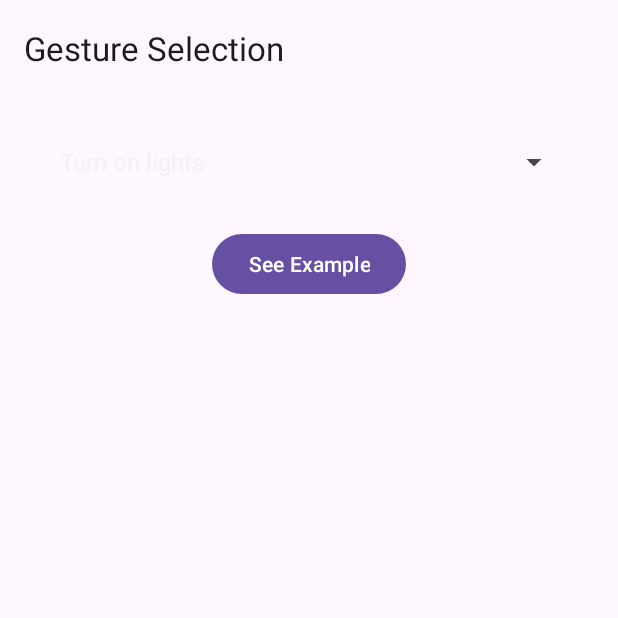
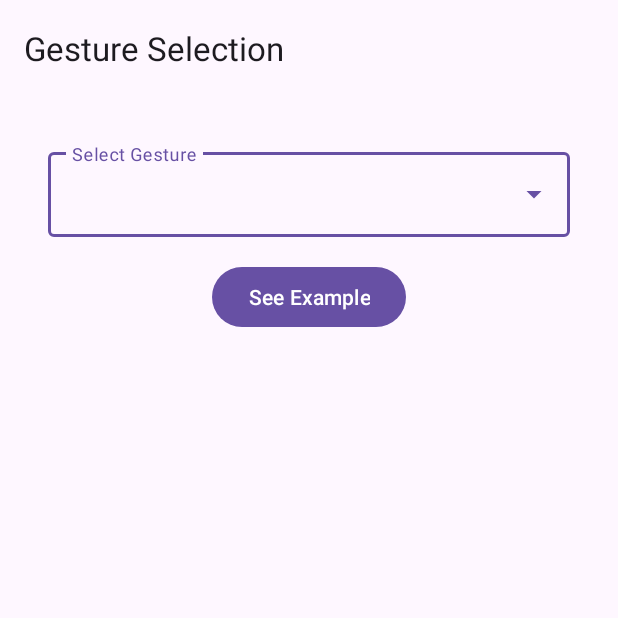
Before and after one commit to rtharston/CSE535-SmartHomeGestures, an Android app: the screen it shows after launch (MainActivity), on a phone screen of 412 x 824 dp, the top half of it. Run offline under Robolectric (Android 15) with nearby library versions, the phone set to English and light mode, and no system bars; our stand-ins replace navigation-ui.

Commit message:
Use Material design dropdown menu instead of the Spinner so things actually look decent.

```diff
--- a/app/src/main/java/com/example/smarthomegestures/GestureSelectFragment.java
+++ b/app/src/main/java/com/example/smarthomegestures/GestureSelectFragment.java
@@ -17,12 +17,11 @@ import androidx.navigation.fragment.NavHostFragment;
 
 import com.example.smarthomegestures.databinding.FragmentGestureSelectBinding;
 
-import java.util.Optional;
-
-public class GestureSelectFragment extends Fragment implements AdapterView.OnItemSelectedListener {
+public class GestureSelectFragment extends Fragment implements AdapterView.OnItemClickListener {
 
     private FragmentGestureSelectBinding binding;
     private GestureSelectionViewModel viewModel;
+    private ArrayAdapter<GestureOption> gestureSelectAdapter;
 
     @Override
     public View onCreateView(
@@ -32,17 +31,14 @@ public class GestureSelectFragment extends Fragment implements AdapterView.OnIte
 
         binding = FragmentGestureSelectBinding.inflate(inflater, container, false);
 
-        // Create an ArrayAdapter using the string array and a default spinner layout.
-        ArrayAdapter<GestureOption> adapter = new ArrayAdapter<GestureOption>(
+        gestureSelectAdapter = new ArrayAdapter<>(
                 getActivity().getBaseContext(),
-                android.R.layout.simple_spinner_item,
+                android.R.layout.simple_list_item_1,
                 GestureOption.values()
         );
-        // Specify the layout to use when the list of choices appears.
-        adapter.setDropDownViewResource(android.R.layout.simple_spinner_dropdown_item);
-        // Apply the adapter to the spinner.
-        binding.gestureSelectSpinner.setAdapter(adapter);
-        binding.gestureSelectSpinner.setOnItemSelectedListener(this);
+        // Apply the adapter to the drop down menu.
+        binding.gestureSelectText.setAdapter(gestureSelectAdapter);
+        binding.gestureSelectText.setOnItemClickListener(this);
 
         return binding.getRoot();
 
@@ -67,15 +63,10 @@ public class GestureSelectFragment extends Fragment implements AdapterView.OnIte
     }
 
     @Override
-    public void onItemSelected(AdapterView<?> parent, View view, int position, long id) {
-        GestureOption gesture = (GestureOption)parent.getItemAtPosition(position);
+    public void onItemClick(AdapterView<?> adapterView, View view, int position, long id) {
+        GestureOption gesture = gestureSelectAdapter.getItem(position);
         Log.d("gestureSelect", gesture.toString());
         viewModel.selectGestureOption(gesture);
     }
 
-    @Override
-    public void onNothingSelected(AdapterView<?> parent) {
-        viewModel.clearGestureOption();
-    }
-
 }
--- a/app/src/main/res/layout/fragment_gesture_select.xml
+++ b/app/src/main/res/layout/fragment_gesture_select.xml
@@ -11,9 +11,10 @@
         android:layout_height="match_parent"
         android:padding="16dp">
 
-        <Spinner
-            android:id="@+id/gesture_select_spinner"
-            android:layout_width="0dp"
+        <com.google.android.material.textfield.TextInputLayout
+            android:id="@+id/gesture_select_menu"
+            style="@style/Widget.MaterialComponents.TextInputLayout.OutlinedBox.ExposedDropdownMenu"
+            android:layout_width="match_parent"
             android:layout_height="wrap_content"
             android:layout_marginStart="16dp"
             android:layout_marginTop="16dp"
@@ -22,7 +23,18 @@
             app:layout_constraintBottom_toTopOf="@+id/button_select"
             app:layout_constraintEnd_toEndOf="parent"
             app:layout_constraintStart_toStartOf="parent"
-            app:layout_constraintTop_toTopOf="parent" />
+            app:layout_constraintTop_toTopOf="parent"
+            android:hint="@string/gesture_select_menu_label">
+
+            <AutoCompleteTextView
+                android:id="@+id/gesture_select_text"
+                android:layout_width="match_parent"
+                android:layout_height="wrap_content"
+                android:inputType="none"
+                android:maxLines="1"
+            />
+
+        </com.google.android.material.textfield.TextInputLayout>
 
         <Button
             android:id="@+id/button_select"
--- a/app/src/main/res/values/strings.xml
+++ b/app/src/main/res/values/strings.xml
@@ -2,6 +2,7 @@
     <string name="app_name">SmartHomeGestures</string>
     <!-- Strings used for fragments for navigation -->
     <string name="gesture_select_label">Gesture Selection</string>
+    <string name="gesture_select_menu_label">Select Gesture</string>
     <string name="expert_example_label">Expert Example</string>
     <string name="record_gesture_label">Record Gesture</string>
     <string name="see_example">See Example</string>
--- a/gradle/libs.versions.toml
+++ b/gradle/libs.versions.toml
@@ -4,7 +4,7 @@ junit = "4.13.2"
 junitVersion = "1.1.5"
 espressoCore = "3.5.1"
 appcompat = "1.6.1"
-material = "1.10.0"
+material = "1.12.0"
 constraintlayout = "2.1.4"
 navigationFragment = "2.6.0"
 navigationUi = "2.6.0"
```
